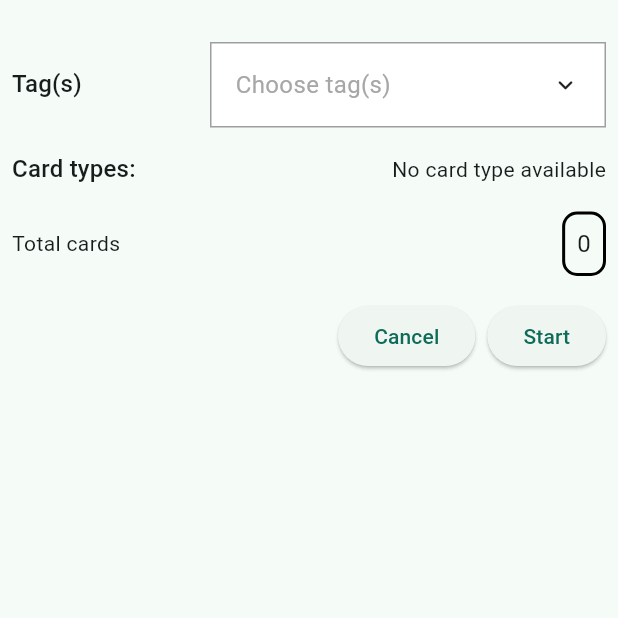
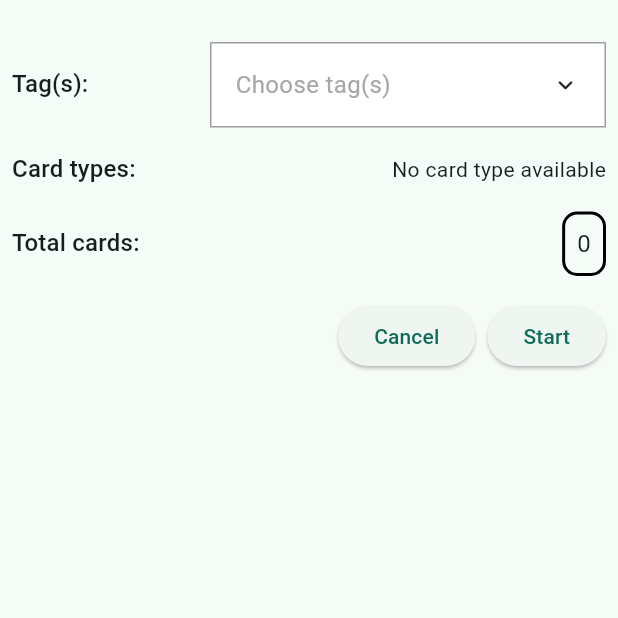
Before and after one commit to SAD-ppt/frontend, a Flutter app: the _TestingSetupBody screen opened directly with empty values, on a phone screen of 412 x 824 dp, the top half of it. Run offline on Flutter 3.47's test engine with Material 3 defaults, Android fonts, the phone set to English and light mode, and no system bars; drawn by our look-alikes of animated_custom_dropdown; our stand-ins replace bloc, equatable, flutter_bloc, sqflite, sqflite_common_ffi; missing offline and left inert: dart:ffi; accounts and stored records are empty.

Commit message:
add deckId when init card browser

```diff
--- a/packages/ui/testing_setup/lib/src/bloc/bloc.dart
+++ b/packages/ui/testing_setup/lib/src/bloc/bloc.dart
@@ -27,11 +27,9 @@ class TestingSetupBloc extends Bloc<TestingSetupEvent, TestingSetupState> {
 
     // Set the status to loading
     emit(state.copyWith(status: TestingSetupStatus.loading));
-    await Future<void>.delayed(const Duration(seconds: 1));
-
     // Get the cards of the deck
-    List<CardOverview> cardList = await cardRepository.getCardOverviewsOfDeck(state.deckID);
-    List<String> availableTags = await getAvailableTags(state.deckID);
+    List<CardOverview> cardList = await cardRepository.getCardOverviewsOfDeck(event.deckId);
+    List<String> availableTags = await getAvailableTags(event.deckId);
     List<String> availableCardTypes = cardList.map((card) => card.cardTemplateName).toSet().toList();
 
     emit(state.copyWith(
--- a/packages/ui/testing_setup/lib/src/bloc/event.dart
+++ b/packages/ui/testing_setup/lib/src/bloc/event.dart
@@ -8,6 +8,12 @@ class TestingSetupEvent extends Equatable {
 }
 
 class InitialEvent extends TestingSetupEvent {
+  final String deckId;
+
+  const InitialEvent(this.deckId);
+
+  @override
+  List<Object> get props => [deckId];
 }
 
 class SelectedTagsChanged extends TestingSetupEvent {
--- a/packages/ui/testing_setup/lib/src/testing_setup_view.dart
+++ b/packages/ui/testing_setup/lib/src/testing_setup_view.dart
@@ -7,7 +7,8 @@ import 'package:testing_setup/src/bloc/event.dart';
 import 'package:testing_setup/src/bloc/state.dart';
 
 class TestingSetupScreen extends StatelessWidget {
-  const TestingSetupScreen({super.key});
+  final String deckId;
+  const TestingSetupScreen({super.key, required this.deckId});
 
   @override
   Widget build(BuildContext context) {
@@ -16,7 +17,7 @@ class TestingSetupScreen extends StatelessWidget {
         deckRepository: context.read<DeckRepo>(),
         cardRepository: context.read<CardRepo>(),
         noteRepository: context.read<NoteRepo>(),
-      )..add(InitialEvent()),
+      )..add(InitialEvent(deckId)),
       child: _TestingSetupView(),
     );
   }
@@ -72,7 +73,7 @@ class _Config extends StatelessWidget {
     // Setup configuration
     var fieldHeaderTextStyle = Theme.of(context).textTheme.titleMedium;
 
-    var tagTitle = Text('Tag(s)', style: fieldHeaderTextStyle);
+    var tagTitle = Text('Tag(s):', style: fieldHeaderTextStyle);
     var tagDropdown = CustomDropdown<String>.multiSelectSearch(
       hideSelectedFieldWhenExpanded: true,
       hintText: 'Choose tag(s)',
@@ -164,6 +165,7 @@ class _TestingSetupBody extends StatelessWidget {
 
   @override
   Widget build(BuildContext context) {
+    var fieldHeaderTextStyle = Theme.of(context).textTheme.titleMedium;
     return Scaffold(
           body: Padding(
             padding: const EdgeInsets.all(8.0),
@@ -179,7 +181,7 @@ class _TestingSetupBody extends StatelessWidget {
                 Row(
                   mainAxisAlignment: MainAxisAlignment.spaceBetween,
                   children: [
-                    const Text('Total cards'),
+                    Text('Total cards:', style: fieldHeaderTextStyle),
                     Container(
                       padding: const EdgeInsets.all(8.0),
                       decoration: BoxDecoration(
@@ -193,9 +195,9 @@ class _TestingSetupBody extends StatelessWidget {
                     ),
                   ],
                 ),
-
+                // empty box for spacing the buttons to the bottom of the screen
                 const SizedBox(height: 16),
-
+                // Start and Cancel button at the bottom
                 Row(
                   mainAxisAlignment: MainAxisAlignment.end,
                   children: [
```
Also changed, not shown: packages/ui/testing_screen/lib/testing_screen.dart (added, +7 -0 lines), 1 other file.
